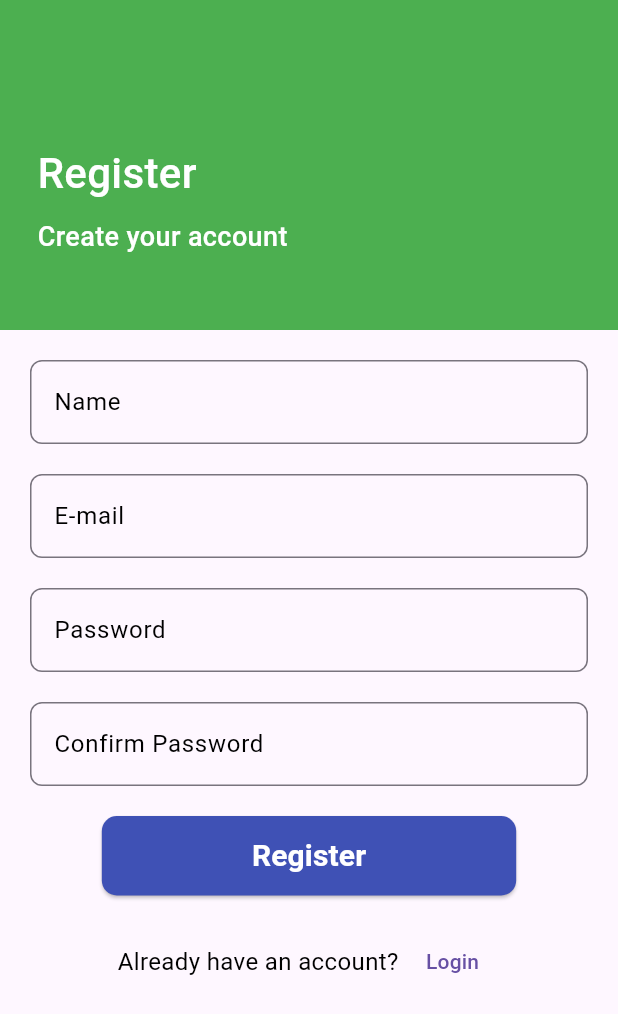
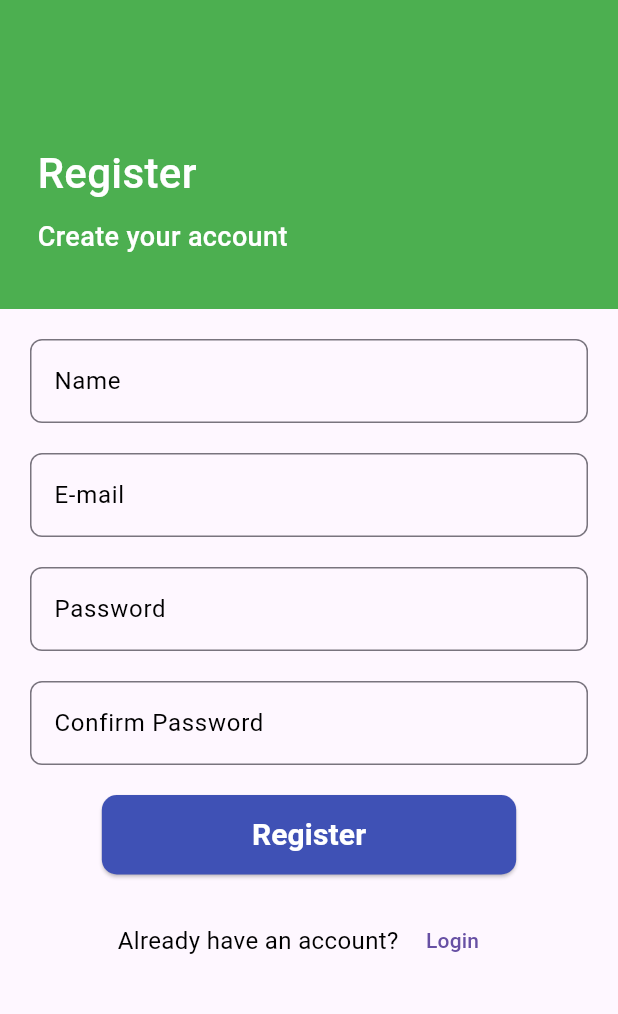
Before and after one commit to muratalperenulutas/chat-app-client, a Flutter app: the screen it shows after launch, after a tap on "Register", on a phone screen of 412 x 824 dp. Shown: the top 1014 px of the screen. Run offline on Flutter 3.47's test engine with Material 3 defaults, Android fonts, the phone set to English and light mode, and no system bars.

Commit message:
fixed responsive design

```diff
--- a/lib/screens/login_screen.dart
+++ b/lib/screens/login_screen.dart
@@ -14,11 +14,13 @@ class _LoginPageState extends State<LoginPage> {
 
   @override
   Widget build(BuildContext context) {
+    double screenWidth = MediaQuery.of(context).size.width;
+    double screenHeight = MediaQuery.of(context).size.height;
     return Scaffold(
       body: ListView(padding: EdgeInsets.zero, children: [
         Container(
             color: Colors.green,
-            height: 220,
+            height: screenHeight*0.25,
             child: const Padding(padding: EdgeInsets.all(25),
             child: Column(
               children: [
--- a/lib/screens/register_screen.dart
+++ b/lib/screens/register_screen.dart
@@ -14,11 +14,13 @@ class _RegisterPageState extends State<RegisterPage> {
 
   @override
   Widget build(BuildContext context) {
+    double screenWidth = MediaQuery.of(context).size.width;
+    double screenHeight = MediaQuery.of(context).size.height;
     return Scaffold(
       body: ListView(padding: EdgeInsets.zero, children: [
         Container(
             color: Colors.green,
-            height: 220,
+            height: screenHeight*0.25,
             child: const Padding(padding: EdgeInsets.all(25),
             child: Column(
               children: [
```
